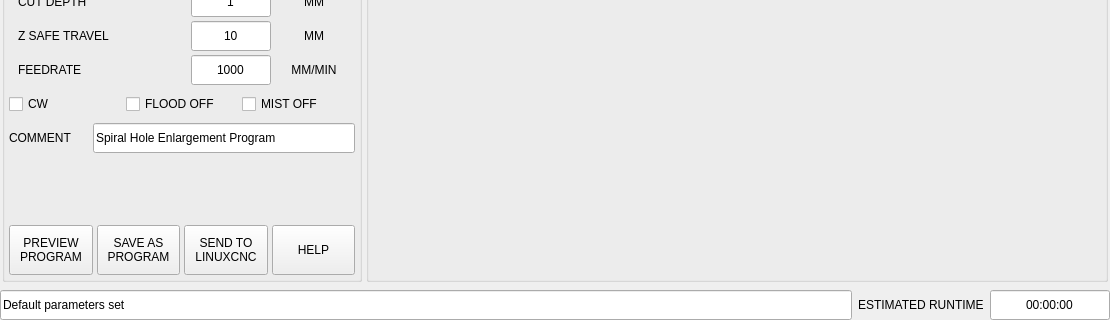
Qt form lib/hole_enlarge.ui (persei802/QtDragon_hd) before a commit; both pictures show x 0 to 1110 and y 251 to 571 of the 1110 by 571 pixel window.
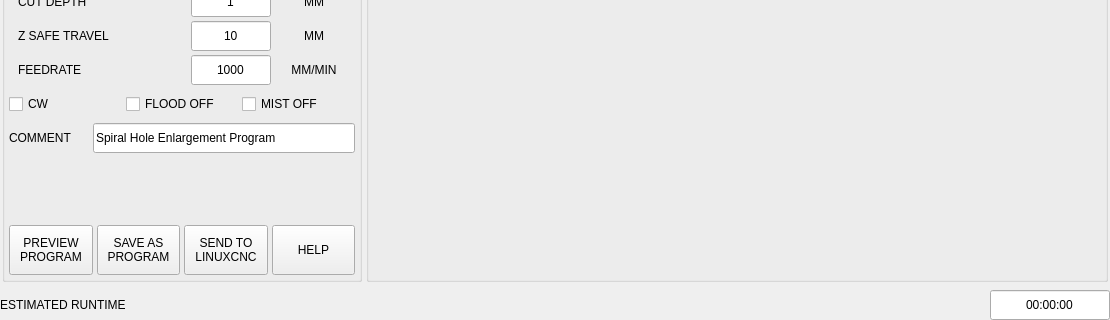
The same form after that commit. Custom widgets are drawn as their Qt base class.

The edit to the form file:
```diff
--- a/lib/hole_enlarge.ui
+++ b/lib/hole_enlarge.ui
@@ -1212,34 +1212,6 @@
      <property name="bottomMargin">
       <number>0</number>
      </property>
-     <item>
-      <widget class="QLineEdit" name="lineEdit_status">
-       <property name="sizePolicy">
-        <sizepolicy hsizetype="Expanding" vsizetype="Fixed">
-         <horstretch>0</horstretch>
-         <verstretch>0</verstretch>
-        </sizepolicy>
-       </property>
-       <property name="minimumSize">
-        <size>
-         <width>0</width>
-         <height>30</height>
-        </size>
-       </property>
-       <property name="maximumSize">
-        <size>
-         <width>16777215</width>
-         <height>30</height>
-        </size>
-       </property>
-       <property name="text">
-        <string>Default parameters set</string>
-       </property>
-       <property name="readOnly">
-        <bool>true</bool>
-       </property>
-      </widget>
-     </item>
      <item>
       <widget class="QLabel" name="lbl_runtime">
        <property name="minimumSize">
```
